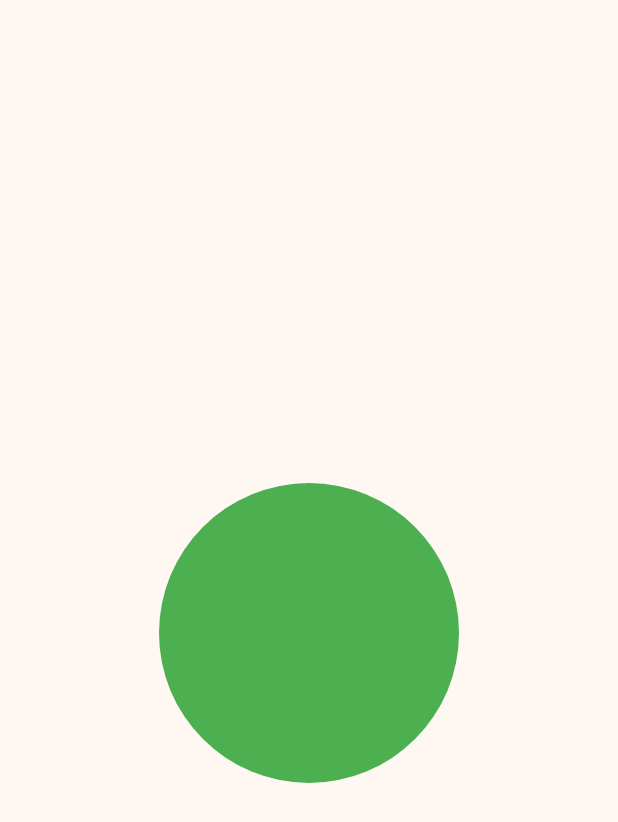
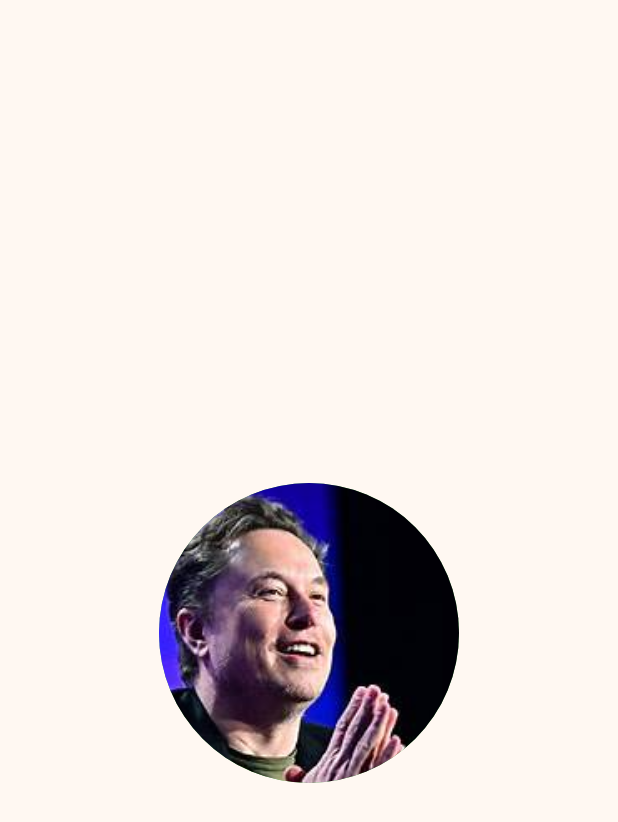
Before and after one commit to afnan923/-KB1179-1123150074-uts-, a Flutter app: the screen it shows after launch, on a phone screen of 412 x 824 dp. Shown: the top 822 px of the screen. Run offline on Flutter 3.47's test engine with Material 3 defaults, Android fonts, the phone set to English and light mode, and no system bars.

Commit message:
add image in splash_screen1 and edit pubspec.yaml

```diff
--- a/lib/screen/splash_screen_1.dart
+++ b/lib/screen/splash_screen_1.dart
@@ -18,6 +18,10 @@ class MySplashScreen extends StatelessWidget {
               decoration: BoxDecoration(
                 color: Colors.green,
                 shape: BoxShape.circle,
+                image: DecorationImage(image:
+                AssetImage("assets/images/1.jpg"),
+                fit: BoxFit.cover
+                ),
               ),
             ),
           ],
--- a/pubspec.yaml
+++ b/pubspec.yaml
@@ -56,7 +56,10 @@ flutter:
   # included with your application, so that you can use the icons in
   # the material Icons class.
   uses-material-design: true
-
+  assets:
+    - assets/images/1.jpg
+    - assets/images/2.jpg
+    - assets/images/3.jpg
   # To add assets to your application, add an assets section, like this:
   # assets:
   #   - images/a_dot_burr.jpeg
```
